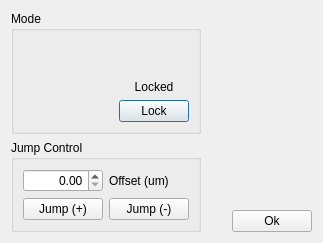
ZhuangLab/storm-control, file storm_control/hal4000/qtdesigner/focuslock.ui: the form before one commit.
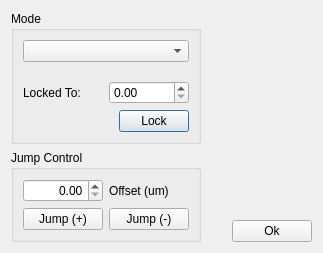
The form after the commit.

Commit message: More work on the focus lock control.

```diff
--- a/storm_control/hal4000/qtdesigner/focuslock.ui
+++ b/storm_control/hal4000/qtdesigner/focuslock.ui
@@ -7,7 +7,7 @@
     <x>0</x>
     <y>0</y>
     <width>323</width>
-    <height>216</height>
+    <height>242</height>
    </rect>
   </property>
   <property name="sizePolicy">
@@ -45,19 +45,10 @@
        <property name="title">
         <string>Mode</string>
        </property>
-       <layout class="QHBoxLayout" name="horizontalLayout">
-        <item>
-         <widget class="QWidget" name="modeWidget" native="true">
-          <property name="sizePolicy">
-           <sizepolicy hsizetype="MinimumExpanding" vsizetype="MinimumExpanding">
-            <horstretch>0</horstretch>
-            <verstretch>0</verstretch>
-           </sizepolicy>
-          </property>
-         </widget>
-        </item>
-        <item>
          <layout class="QVBoxLayout" name="verticalLayout">
+        <item>
+         <widget class="QComboBox" name="modeComboBox"/>
+        </item>
           <item>
            <spacer name="verticalSpacer">
             <property name="orientation">
@@ -65,12 +56,14 @@
             </property>
             <property name="sizeHint" stdset="0">
              <size>
-              <width>20</width>
-              <height>40</height>
+            <width>151</width>
+            <height>13</height>
              </size>
             </property>
            </spacer>
           </item>
+        <item>
+         <layout class="QHBoxLayout" name="horizontalLayout_4">
           <item>
            <widget class="QLabel" name="lockLabel">
             <property name="sizePolicy">
@@ -80,12 +73,32 @@
              </sizepolicy>
             </property>
             <property name="text">
-             <string>Locked</string>
+             <string>Locked To:</string>
             </property>
             <property name="alignment">
-             <set>Qt::AlignCenter</set>
+             <set>Qt::AlignLeading|Qt::AlignLeft|Qt::AlignVCenter</set>
             </property>
            </widget>
+          </item>
+          <item>
+           <widget class="QDoubleSpinBox" name="lockTargetDoubleSpinBox"/>
+          </item>
+         </layout>
+        </item>
+        <item>
+         <layout class="QHBoxLayout" name="horizontalLayout">
+          <item>
+           <spacer name="horizontalSpacer_2">
+            <property name="orientation">
+             <enum>Qt::Horizontal</enum>
+            </property>
+            <property name="sizeHint" stdset="0">
+             <size>
+              <width>40</width>
+              <height>20</height>
+             </size>
+            </property>
+           </spacer>
           </item>
           <item>
            <widget class="QPushButton" name="lockButton">
```
Lines whose indentation alone changed are shown as unchanged. The commit also changes 4 other files.
